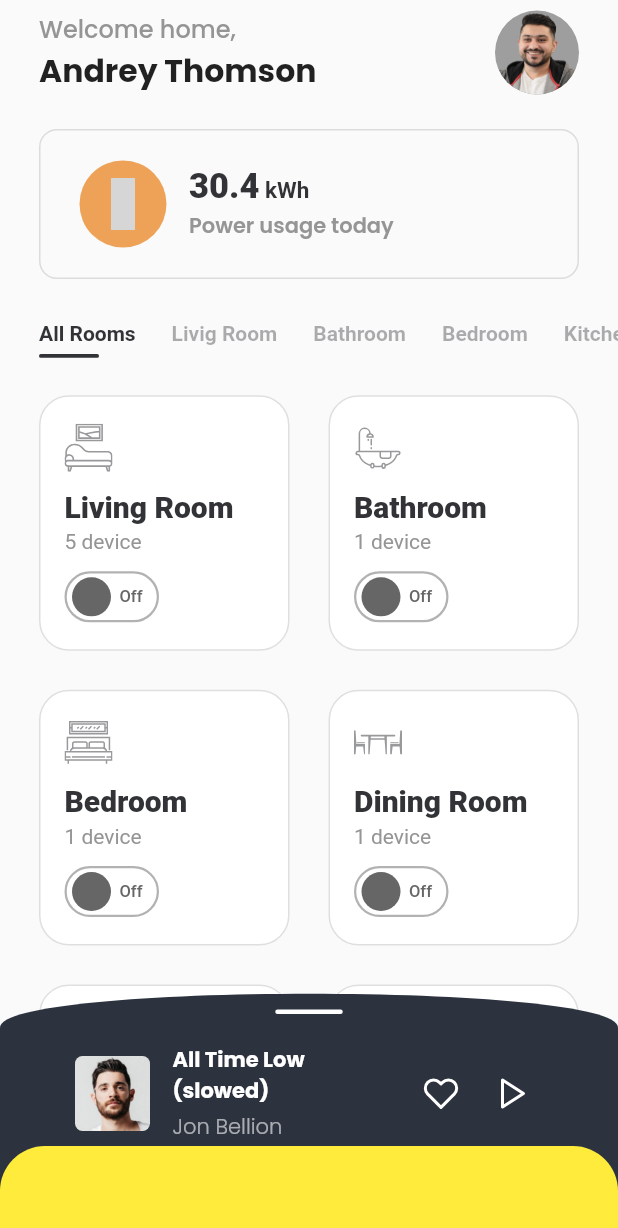
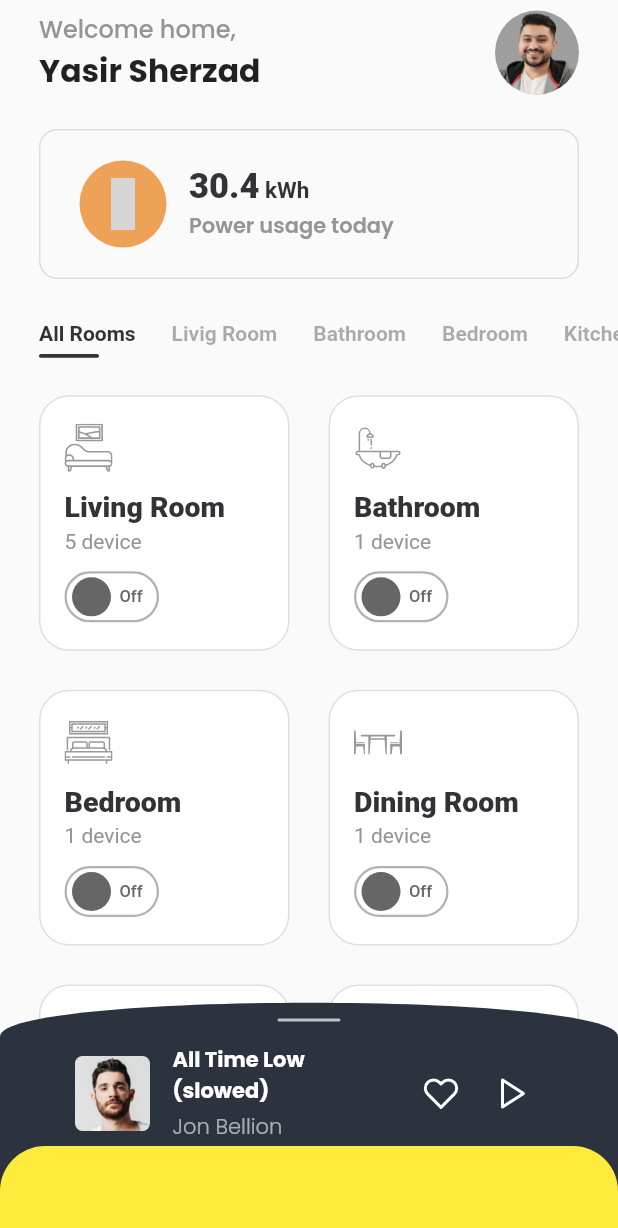
Before and after one commit to ys-sherzad/MetaHome, a Flutter app: the screen it shows after launch, on a phone screen of 412 x 824 dp. Shown: the top 1228 px of the screen. Run offline on Flutter 3.47's test engine with Material 2 defaults, Android fonts, the light colour scheme and no system bars; our stand-ins replace flutter_hooks, flutter_svg, flutter_vector_icons; grey boxes are pictures that could not be loaded.

Commit message:
adjust styles

```diff
--- a/lib/widgets/home/card.dart
+++ b/lib/widgets/home/card.dart
@@ -50,12 +50,12 @@ class ControlCard extends HookWidget {
       curve: curve,
       style: isOn
           ? TextStyle(
-              fontSize: 20,
+              fontSize: 19,
               fontWeight: FontWeight.w800,
               color: Colors.white,
             )
           : TextStyle(
-              fontSize: 20,
+              fontSize: 19,
               fontWeight: FontWeight.w800,
               color: ColorLib.primary,
             ),
--- a/lib/widgets/home/control_room.dart
+++ b/lib/widgets/home/control_room.dart
@@ -29,11 +29,11 @@ class ControlRoom extends HookWidget {
 
     return Container(
       child: GridView.count(
-        padding: EdgeInsets.only(
+        padding: const EdgeInsets.only(
           top: 10,
           left: LAYOUT_HORIZONTAL_OFFSET,
           right: LAYOUT_HORIZONTAL_OFFSET,
-          bottom: 120,
+          bottom: 180,
         ),
         crossAxisSpacing: 26.0,
         mainAxisSpacing: 26.0,
--- a/lib/widgets/home/header.dart
+++ b/lib/widgets/home/header.dart
@@ -32,7 +32,7 @@ class Header extends HookWidget {
                   ),
                   // SizedBox(height: 4.0),
                   Text(
-                    'Andrey Thomson',
+                    'Yasir Sherzad',
                     style: TextStyle(
                       fontSize: 21.0,
                       fontWeight: FontWeight.w700,
--- a/lib/widgets/home/music_player_popup.dart
+++ b/lib/widgets/home/music_player_popup.dart
@@ -6,17 +6,17 @@ import 'package:meta_home/widgets/home/button_icon.dart';
 
 var Line = Container(
   alignment: Alignment.center,
-  height: 3,
-  width: 45,
+  height: 2,
+  width: 42,
   decoration: BoxDecoration(
-    color: Colors.white,
+    color: Colors.white.withOpacity(.7),
     borderRadius: BorderRadius.circular(5),
   ),
   child: null,
 );
 
 var Content = Container(
-  height: BOTTOM_TAB_HEIGHT * 2.4,
+  height: BOTTOM_TAB_HEIGHT * 2.3,
   width: double.infinity,
   color: ColorLib.secondary,
   padding: EdgeInsets.only(left: 50, right: 50, top: 18, bottom: 14),
@@ -24,7 +24,7 @@ var Content = Container(
     mainAxisAlignment: MainAxisAlignment.start,
     children: [
       Line,
-      const SizedBox(height: 20),
+      const SizedBox(height: 15),
       Row(
         mainAxisAlignment: MainAxisAlignment.spaceBetween,
         children: [
@@ -59,7 +59,7 @@ var Content = Container(
                       fontWeight: FontWeight.w700,
                     ),
                   ),
-                  SizedBox(
+                  const SizedBox(
                     height: 3,
                   ),
                   Text(
@@ -84,7 +84,7 @@ var Content = Container(
                     print('pressed like');
                   },
                 ),
-                SizedBox(
+                const SizedBox(
                   width: 8.0,
                 ),
                 ButtonIcon(
```
